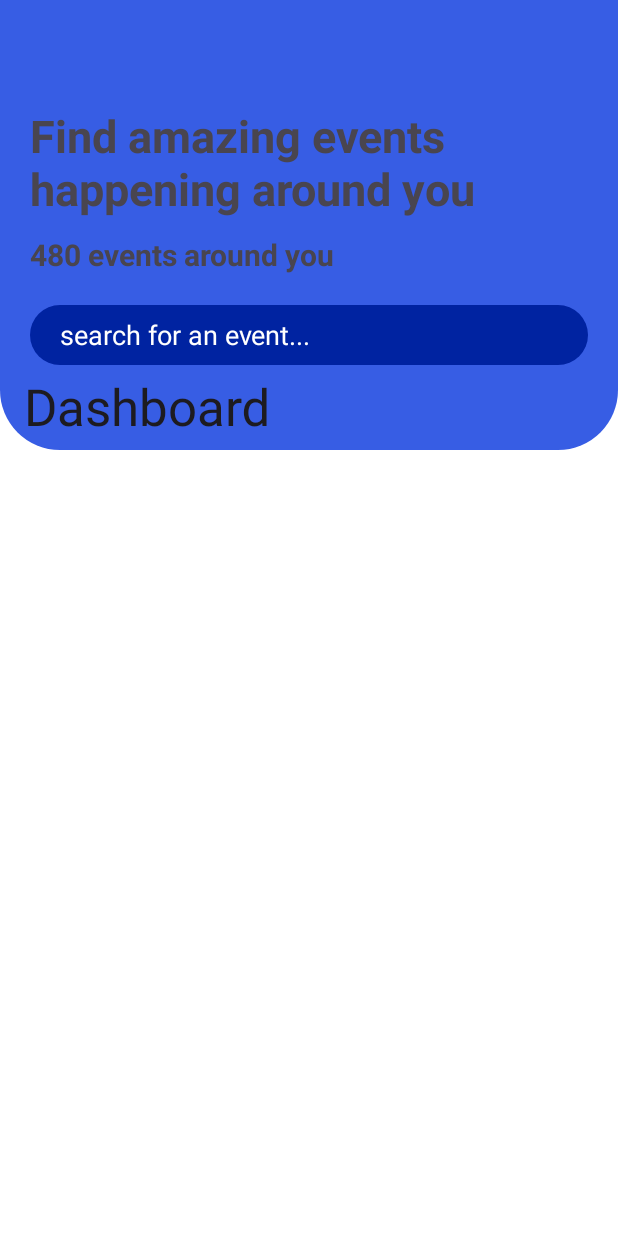
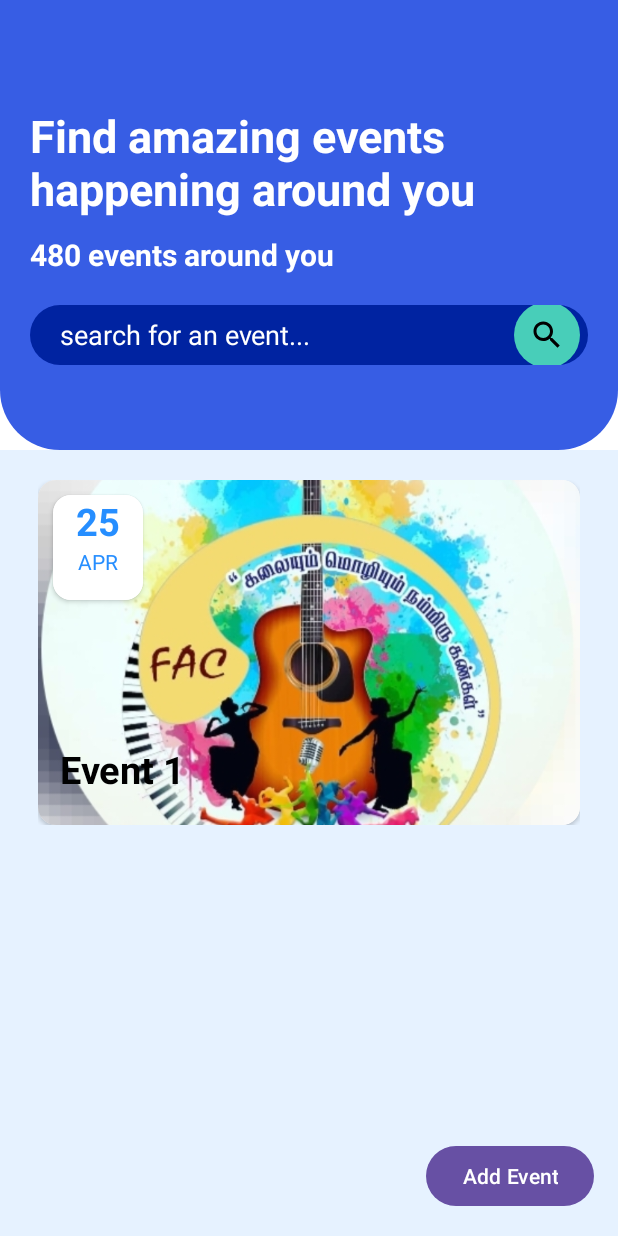
Before and after one commit to Jagatheesh07072004/SREC_Clubs, an Android app: the event screen opened directly, with no data from a screen before it, on a phone screen of 412 x 824 dp. Run offline under Robolectric (Android 15) with nearby library versions, the phone set to English and light mode, and no system bars.

Commit message:
feb 10 2nd commit

```diff
--- /dev/null
+++ b/app/src/main/res/drawable/search.xml
@@ -0,0 +1,5 @@
+<vector android:height="24dp" android:tint="#000000"
+    android:viewportHeight="24" android:viewportWidth="24"
+    android:width="24dp" xmlns:android="http://schemas.android.com/apk/res/android">
+    <path android:fillColor="@android:color/white" android:pathData="M15.5,14h-0.79l-0.28,-0.27C15.41,12.59 16,11.11 16,9.5 16,5.91 13.09,3 9.5,3S3,5.91 3,9.5 5.91,16 9.5,16c1.61,0 3.09,-0.59 4.23,-1.57l0.27,0.28v0.79l5,4.99L20.49,19l-4.99,-5zM9.5,14C7.01,14 5,11.99 5,9.5S7.01,5 9.5,5 14,7.01 14,9.5 11.99,14 9.5,14z"/>
+</vector>
--- /dev/null
+++ b/app/src/main/res/drawable/search_btn.xml
@@ -0,0 +1,14 @@
+<?xml version="1.0" encoding="utf-8"?>
+<layer-list xmlns:android="http://schemas.android.com/apk/res/android">
+    <item>
+        <shape android:shape="oval">
+            <solid android:color="@color/greenBtnColor"></solid>
+        </shape>
+    </item>
+    <item
+        android:drawable="@drawable/search"
+        android:top="10dp"
+        android:bottom="10dp"
+        android:right="10dp"
+        android:left="10dp"></item>
+</layer-list>
--- a/app/src/main/res/layout/activity_event.xml
+++ b/app/src/main/res/layout/activity_event.xml
@@ -1,74 +1,209 @@
 <?xml version="1.0" encoding="utf-8"?>
-<androidx.coordinatorlayout.widget.CoordinatorLayout xmlns:android="http://schemas.android.com/apk/res/android"
+<androidx.constraintlayout.widget.ConstraintLayout xmlns:android="http://schemas.android.com/apk/res/android"
+    xmlns:app="http://schemas.android.com/apk/res-auto"
+    xmlns:tools="http://schemas.android.com/tools"
     android:layout_width="match_parent"
     android:layout_height="match_parent"
-    xmlns:app="http://schemas.android.com/apk/res-auto"
-    xmlns:amdroid="http://schemas.android.com/tools"
+    tools:context=".event">
+
+<androidx.coordinatorlayout.widget.CoordinatorLayout
+    android:id="@+id/main_content"
+    android:layout_width="match_parent"
+    android:layout_height="match_parent"
     android:orientation="vertical"
-    android:background="@color/smokyWhite">
+    android:background="@color/lightBlue">
+
     <com.google.android.material.appbar.AppBarLayout
         android:layout_width="match_parent"
-            android:layout_height="match_parent"
-            android:background="@color/white">
-
+        android:layout_height="wrap_content">
 
         <com.google.android.material.appbar.CollapsingToolbarLayout
             android:layout_width="match_parent"
             android:layout_height="wrap_content"
-                 android:contentScrim="@color/smokyWhite"
-                app:layout_scrollFlags="scroll|snap|exitUntilCollapsed"
-                app:title="@string/dashboard_title"
-                app:expandedTitleTextAppearance="@style/expandedBarTextStyle">
+            android:background="@color/white"
+            app:contentScrim="@color/lightBlue"
+            app:layout_scrollFlags="scroll|exitUntilCollapsed">
 
             <LinearLayout
                 android:layout_width="match_parent"
                 android:layout_height="300dp"
                 android:background="@drawable/custom_app_bar_background"
-            android:paddingHorizontal="20dp"
                 android:orientation="vertical"
-            >
+                android:paddingHorizontal="20dp">
 
                 <TextView
-                android:layout_marginTop="70dp"
                     android:layout_width="match_parent"
                     android:layout_height="wrap_content"
+                    android:layout_marginTop="70dp"
                     android:text="@string/dashboard_heading"
-                amdroid:textColor="@android:color/white"
+                    android:textColor="@android:color/white"
                     android:textSize="30sp"
-                android:textStyle="bold"></TextView>
+                    android:textStyle="bold" />
 
                 <TextView
-                android:layout_marginTop="10dp"
                     android:layout_width="match_parent"
                     android:layout_height="wrap_content"
+                    android:layout_marginTop="10dp"
                     android:text="@string/dashboard_sub_title"
-                amdroid:textColor="@android:color/white"
+                    android:textColor="@android:color/white"
                     android:textSize="20sp"
-                android:textStyle="bold"></TextView>
-
+                    android:textStyle="bold" />
 
                 <EditText
                     android:layout_width="match_parent"
                     android:layout_height="40dp"
                     android:layout_marginTop="20dp"
-                android:height="20dp"
                     android:background="@drawable/search_bar_background"
+                    android:drawableEnd="@drawable/search_btn"
+                    android:height="60dp"
                     android:hint="@string/search_bar_hint"
                     android:paddingLeft="20dp"
-
+                    android:paddingRight="5dp"
                     android:textColorHint="@color/white" />
 
             </LinearLayout>
-
 
             <androidx.appcompat.widget.Toolbar
                 android:layout_width="match_parent"
                 android:layout_height="?attr/actionBarSize"
                 android:background="@color/colorPrimaryDark"
-            app:title="@string/dashboard_title"
-            app:titleTextColor="@android:color/white"
+                app:titleTextColor="@android:color/white" />
 
-            ></androidx.appcompat.widget.Toolbar>
         </com.google.android.material.appbar.CollapsingToolbarLayout>
     </com.google.android.material.appbar.AppBarLayout>
+
+    <androidx.core.widget.NestedScrollView
+        android:layout_width="match_parent"
+        android:layout_height="match_parent"
+        app:layout_behavior="com.google.android.material.appbar.AppBarLayout$ScrollingViewBehavior">
+
+        <LinearLayout
+            android:layout_width="match_parent"
+            android:layout_height="match_parent"
+            android:layout_marginHorizontal="25dp"
+            android:layout_marginTop="10dp"
+            android:orientation="vertical"
+            tools:ignore="MissingConstraints">
+
+            <LinearLayout
+                android:id="@+id/eventCardLayout"
+                android:layout_width="match_parent"
+                android:layout_height="wrap_content"
+                android:layout_marginVertical="10dp"
+                android:orientation="vertical">
+
+                <androidx.cardview.widget.CardView
+                    android:layout_width="match_parent"
+                    android:layout_height="wrap_content"
+                    android:elevation="0dp"
+                    app:cardCornerRadius="12dp">
+
+                    <FrameLayout
+                        android:layout_width="match_parent"
+                        android:layout_height="wrap_content">
+
+                        <ImageView
+                            android:id="@+id/card_image"
+                            android:layout_width="match_parent"
+                            android:layout_height="230dp"
+                            android:scaleType="centerCrop"
+                            android:src="@drawable/fac" />
+
+                        <TextView
+                            android:layout_width="match_parent"
+                            android:layout_height="wrap_content"
+                            android:layout_gravity="center_horizontal|bottom"
+                            android:layout_marginBottom="20dp"
+                            android:layout_marginLeft="10dp"
+                            android:text="Event 1"
+                            android:id="@+id/title"
+                            android:textColor="@color/black"
+                            android:textSize="25sp"
+                            android:textStyle="bold" />
+
+
+                        <androidx.cardview.widget.CardView
+                            android:layout_width="wrap_content"
+                            android:layout_height="wrap_content"
+                            android:layout_margin="10dp"
+                            android:elevation="5dp"
+                            app:cardCornerRadius="12dp">
+                            <LinearLayout
+                                android:layout_width="60dp"
+                                android:layout_height="70dp"
+                                android:background="@color/white"
+                                android:weightSum="10"
+                                android:layout_gravity="bottom"
+                                android:orientation="vertical">
+
+
+                                <TextView
+                                    android:id="@+id/date"
+                                    android:layout_width="match_parent"
+                                    android:layout_height="wrap_content"
+
+                                    android:text="25"
+                                    android:textAlignment="center"
+                                    android:textColor="@color/textBlue"
+                                    android:textSize="25sp"
+                                    android:textStyle="bold">
+
+
+                                </TextView>
+
+                                <TextView
+                                    android:id="@+id/month"
+                                    android:layout_width="match_parent"
+                                    android:layout_height="wrap_content"
+
+
+                                    android:text="APR"
+
+                                    android:textAlignment="center"
+                                    android:textColor="@color/textBlue">
+
+                                </TextView>
+
+                            </LinearLayout>
+
+                            <LinearLayout
+                                android:layout_width="match_parent"
+                                android:layout_height="wrap_content"
+
+                                android:background="@color/lightBlue"
+                                android:gravity="center"
+                                android:orientation="vertical"
+                                >
+
+                            </LinearLayout>
+
+
+
+
+
+
+
+
+                        </androidx.cardview.widget.CardView>
+
+
+
+                    </FrameLayout>
+
+                </androidx.cardview.widget.CardView>
+
+            </LinearLayout>
+        </LinearLayout>
+
+    </androidx.core.widget.NestedScrollView>
+
 </androidx.coordinatorlayout.widget.CoordinatorLayout>
+    <Button
+    android:id="@+id/btnAddEvent"
+    android:layout_width="wrap_content"
+    android:layout_height="wrap_content"
+    android:text="Add Event"
+    app:layout_constraintBottom_toBottomOf="parent"
+    app:layout_constraintEnd_toEndOf="parent"
+    android:layout_margin="16dp"/>
+</androidx.constraintlayout.widget.ConstraintLayout>
--- a/app/src/main/res/layout/activity_home.xml
+++ b/app/src/main/res/layout/activity_home.xml
@@ -172,10 +172,13 @@
 
 
                 <ImageView
+                    android:id="@+id/notification"
                     android:layout_width="80dp"
                     android:layout_height="80dp"
                     android:src="@drawable/not"
-                    android:layout_gravity="center_horizontal"/>
+                    android:layout_gravity="center_horizontal"
+
+                    android:onClick="fifth"/>
 
                 <TextView
                     android:layout_width="wrap_content"
--- a/app/src/main/res/values/ids.xml
+++ b/app/src/main/res/values/ids.xml
@@ -1,4 +1,8 @@
 <?xml version="1.0" encoding="utf-8"?>
 <resources>
     <item name="action_search" type="id" />
+    <item name="btnAddEvent" type="id" />
+    <item name="textViewEventName" type="id" />
+    <item name="textViewEventDate" type="id" />
+    <item name="textViewEventMonth" type="id" />
 </resources>
--- a/app/src/main/res/values/strings.xml
+++ b/app/src/main/res/values/strings.xml
@@ -1,6 +1,7 @@
 <resources>
     <string name="app_name">mini3</string>
-    <string name="dashboard_title">Dashboard</string> />
+    <string name="dashboard_title">Dashboard</string>
+    />
 
     <string name="dashboard_heading">Find amazing events happening around you</string>
     <string name="dashboard_sub_title">480 events around you</string>
```
Also changed, not shown: app/src/main/AndroidManifest.xml (+12 -5 lines), app/src/main/java/com/example/mini3/addevent.java (added, +14 -0 lines), app/src/main/java/com/example/mini3/event.java (+122 -0 lines), app/src/main/java/com/example/mini3/event_card.java (added, +14 -0 lines), app/src/main/java/com/example/mini3/home.java (+13 -0 lines), app/src/main/res/layout/activity_addevent.xml (added, +24 -0 lines), app/src/main/res/layout/activity_event_card.xml (added, +9 -0 lines), app/src/main/res/layout/event_item_layout.xml (added, +72 -0 lines). Lines whose indentation alone changed are shown as unchanged.
